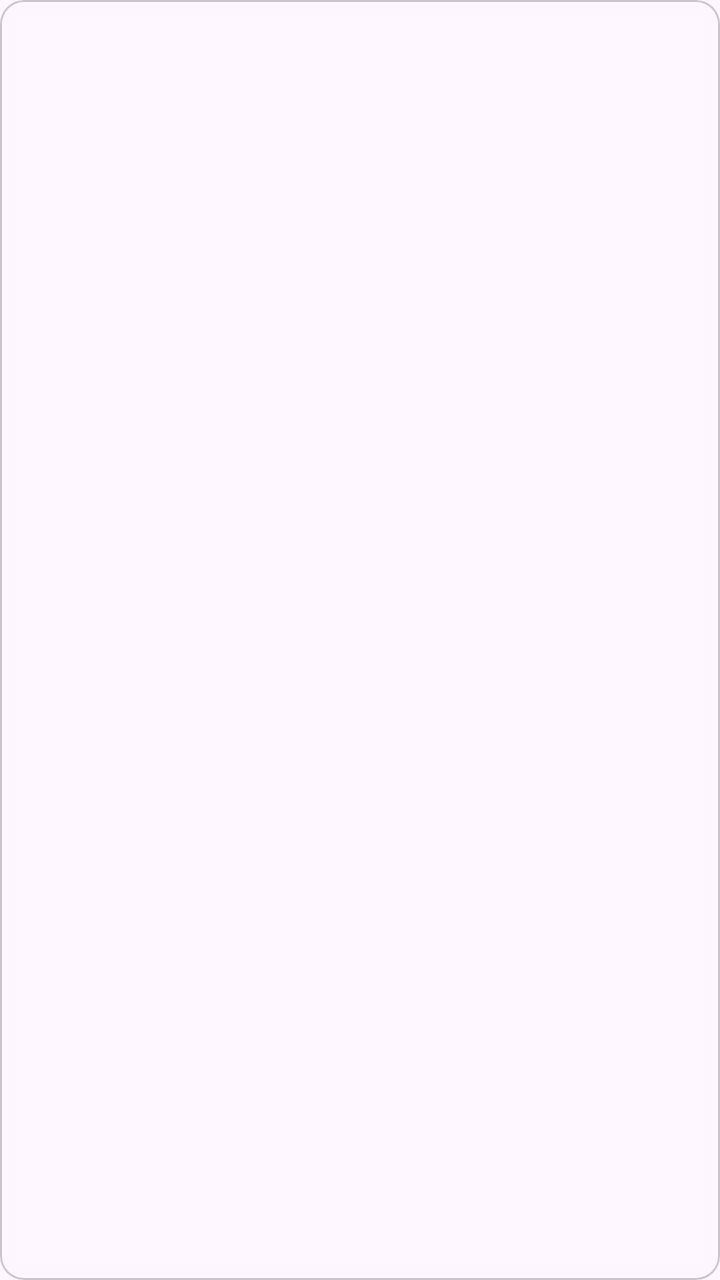
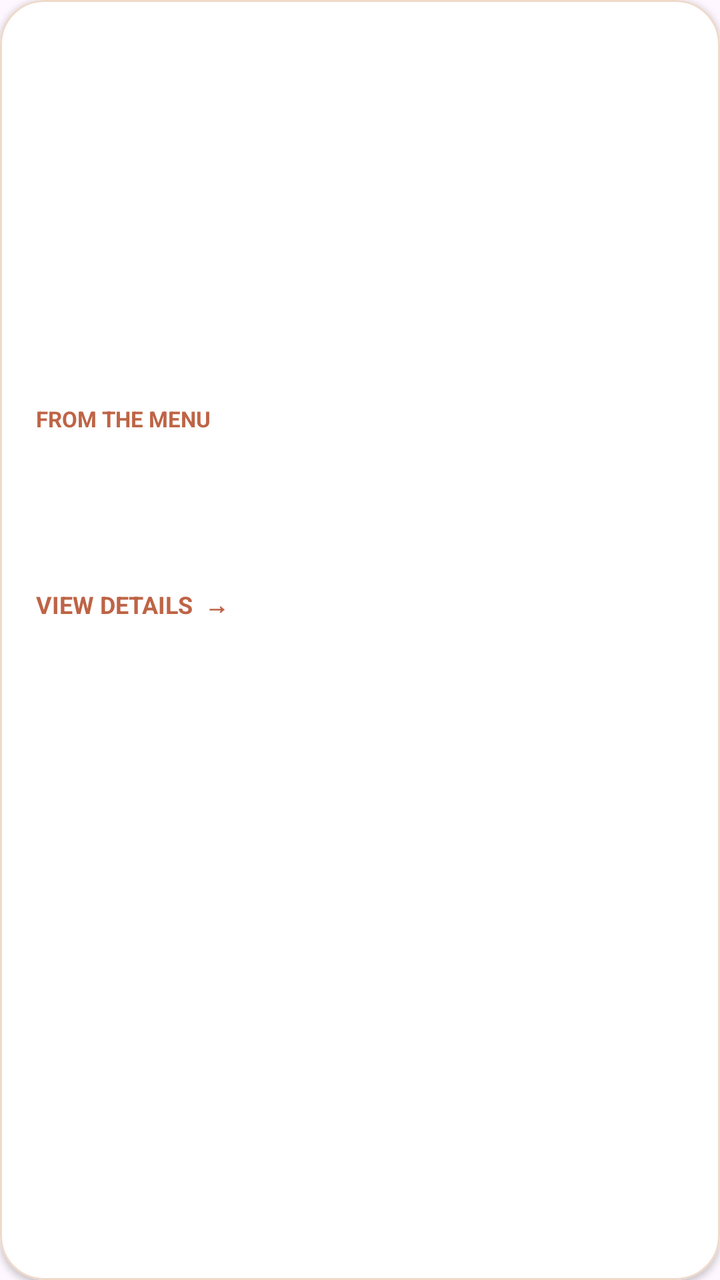

An Android layout rendered at two revisions. The XML below is the earlier revision; the diff shows what the commit changed to produce the second picture.
<!-- AndroidManifest.xml: application theme Theme.S8107253Assingment2 -->
<!-- res/layout/item_entity.xml -->
<?xml version="1.0" encoding="utf-8"?>
<com.google.android.material.card.MaterialCardView
    xmlns:android="http://schemas.android.com/apk/res/android"
    android:layout_width="match_parent"
    android:layout_height="wrap_content"
    android:layout_marginBottom="12dp">

    <LinearLayout
        android:layout_width="match_parent"
        android:layout_height="wrap_content"
        android:orientation="vertical"
        android:padding="16dp">

        <TextView
            android:id="@+id/entityTitle"
            android:layout_width="match_parent"
            android:layout_height="wrap_content"
            android:textAppearance="?attr/textAppearanceTitleMedium"
            android:textStyle="bold" />

        <TextView
            android:id="@+id/entitySummary"
            android:layout_width="match_parent"
            android:layout_height="wrap_content"
            android:layout_marginTop="6dp"
            android:textAppearance="?attr/textAppearanceBodyMedium" />

    </LinearLayout>
</com.google.android.material.card.MaterialCardView>
<!-- resources referenced by this layout -->
<resources>
  <style name="Theme.S8107253Assingment2" parent="Base.Theme.S8107253Assingment2" />
  <style name="Base.Theme.S8107253Assingment2" parent="Theme.Material3.DayNight.NoActionBar">
          
          
      </style>
</resources>

<!-- the commit's change to res/layout/item_entity.xml (unified diff, before → after) -->
@@ -1,29 +1,63 @@
 <?xml version="1.0" encoding="utf-8"?>
 <com.google.android.material.card.MaterialCardView
     xmlns:android="http://schemas.android.com/apk/res/android"
+    xmlns:app="http://schemas.android.com/apk/res-auto"
     android:layout_width="match_parent"
     android:layout_height="wrap_content"
-    android:layout_marginBottom="12dp">
+    android:layout_marginBottom="14dp"
+    app:cardBackgroundColor="#FFFFFF"
+    app:cardCornerRadius="22dp"
+    app:cardElevation="2dp"
+    app:strokeColor="#EED9CA"
+    app:strokeWidth="1dp">
 
     <LinearLayout
         android:layout_width="match_parent"
         android:layout_height="wrap_content"
         android:orientation="vertical"
-        android:padding="16dp">
+        android:padding="18dp">
+
+        <ImageView
+            android:id="@+id/entityImage"
+            android:layout_width="match_parent"
+            android:layout_height="170dp"
+            android:layout_marginBottom="14dp"
+            android:contentDescription="Dish photo"
+            android:scaleType="centerCrop" />
+
+        <TextView
+            android:layout_width="wrap_content"
+            android:layout_height="wrap_content"
+            android:text="FROM THE MENU"
+            android:textColor="#BE6446"
+            android:textSize="11sp"
+            android:textStyle="bold" />
 
         <TextView
             android:id="@+id/entityTitle"
             android:layout_width="match_parent"
             android:layout_height="wrap_content"
-            android:textAppearance="?attr/textAppearanceTitleMedium"
+            android:layout_marginTop="8dp"
+            android:textColor="#30231E"
+            android:textSize="21sp"
             android:textStyle="bold" />
 
         <TextView
             android:id="@+id/entitySummary"
             android:layout_width="match_parent"
             android:layout_height="wrap_content"
-            android:layout_marginTop="6dp"
-            android:textAppearance="?attr/textAppearanceBodyMedium" />
+            android:layout_marginTop="8dp"
+            android:textColor="#69554B"
+            android:textSize="14sp"
+            android:lineSpacingExtra="3dp" />
 
+        <TextView
+            android:layout_width="match_parent"
+            android:layout_height="wrap_content"
+            android:layout_marginTop="14dp"
+            android:text="VIEW DETAILS  →"
+            android:textColor="#BE6446"
+            android:textSize="12sp"
+            android:textStyle="bold" />
     </LinearLayout>
 </com.google.android.material.card.MaterialCardView>
